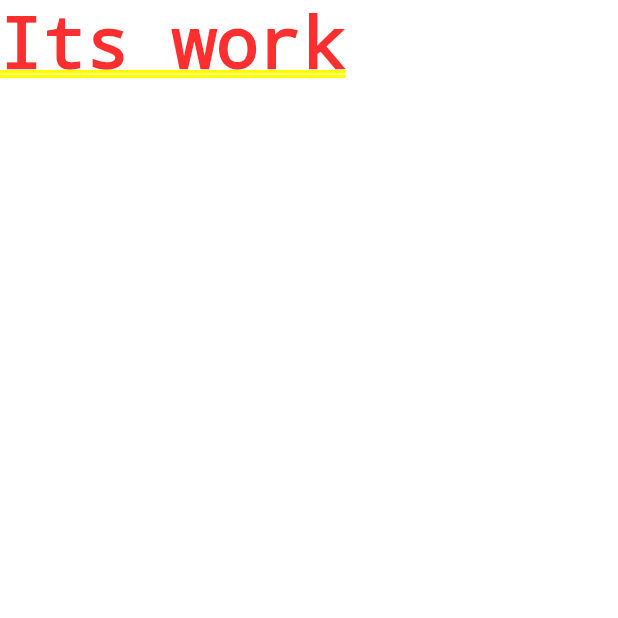
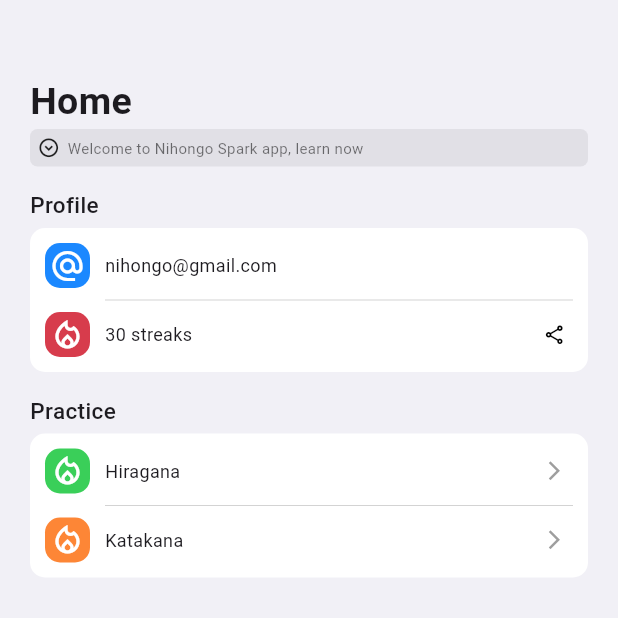
Before and after one commit to hoaian161/nihongo-spark, a Flutter app: the screen it shows after launch, on a phone screen of 412 x 824 dp, the top half of it. Run offline on Flutter 3.47's test engine with Material 3 defaults, Android fonts, the phone set to English and light mode, and no system bars.

Commit message:
basic home interface

```diff
--- /dev/null
+++ b/lib/constants/color.dart
@@ -0,0 +1,10 @@
+import 'dart:ui';
+import 'package:flutter/cupertino.dart';
+
+final Color RGBO_BACKGROUND_COLOR = Color.fromRGBO(241, 240, 246, 1);
+final Color RGBO_PURPLE_COLOR = Color.fromRGBO(138, 99, 208, 1);
+final Color RGBO_RED_COLOR = Color.fromRGBO(215, 60, 76, 1);
+final Color RGBO_GREEN_COLOR = Color.fromRGBO(58, 207, 89, 1);
+final Color RGBO_BLUE_COLOR = Color.fromRGBO(27, 136, 255, 1);
+final Color RGBO_ORANGE_COLOR = Color.fromRGBO(253, 134, 54, 1);
+final Color RGBO_GREY_COLOR = Color.fromRGBO(225, 224, 230, 1);
--- /dev/null
+++ b/lib/constants/init.dart
@@ -0,0 +1,40 @@
+import 'dart:ui';
+import 'package:flutter/cupertino.dart';
+
+class NormalText extends StatelessWidget {
+    late String text;
+
+    NormalText(String text) {
+        this.text = text;
+    }
+
+    @override
+    Widget build(BuildContext context) {
+        return Text(
+            text,
+            style: TextStyle(
+                fontSize: 12,
+                fontWeight: FontWeight.w400
+            )
+        );
+    }
+}
+
+class CardTitle extends StatelessWidget {
+    late String text;
+
+    CardTitle(String text) {
+        this.text = text;
+    }
+
+    @override
+    Widget build(BuildContext context) {
+        return Text(
+            text,
+            style: TextStyle(
+                fontSize: 15,
+                fontWeight: FontWeight.w500
+            ),
+        );
+    }
+}
--- a/lib/main.dart
+++ b/lib/main.dart
@@ -1,4 +1,7 @@
 import 'package:flutter/material.dart';
+import 'package:nihongo_spark/screens/home/home.dart';
+
+import 'constants/init.dart';
 
 void main() {
     runApp(const MyApp());
@@ -15,9 +18,8 @@ class MyApp extends StatelessWidget {
                 colorScheme: ColorScheme.fromSeed(seedColor: Colors.deepPurple),
                 useMaterial3: true,
             ),
-            home: SafeArea(
-                child: const Text('Its work'),
-            ),
+            home: Home(),
+            debugShowCheckedModeBanner: false,
         );
     }
 }
--- /dev/null
+++ b/lib/screens/home/home.dart
@@ -0,0 +1,74 @@
+import 'package:flutter/cupertino.dart';
+import 'package:flutter/material.dart';
+
+import 'package:nihongo_spark/screens/home/widgets/practice.dart';
+import 'package:nihongo_spark/screens/home/widgets/profile.dart';
+import '../../constants/init.dart';
+import '../../constants/color.dart';
+
+class Home extends StatefulWidget {
+    Home();
+
+    @override
+    State<StatefulWidget> createState() => _HomeState();
+}
+
+class _HomeState extends State<Home> {
+    @override
+    Widget build(BuildContext context) {
+        return Scaffold(
+            backgroundColor: RGBO_BACKGROUND_COLOR,
+            body: SafeArea(
+                child: SingleChildScrollView(
+                    child: Container(
+                        padding: EdgeInsets.only(left: 20, right: 20, top: 50),
+                        child: Column(
+                            crossAxisAlignment: CrossAxisAlignment.start,
+                            children: [
+                                Text(
+                                    'Home',
+                                    style: TextStyle(
+                                        fontSize: 25,
+                                        fontWeight: FontWeight.w700,
+                                    )
+                                ),
+                                Container(
+                                    width: double.infinity,
+                                    padding: EdgeInsets.all(5),
+                                    decoration: BoxDecoration(
+                                        color: RGBO_GREY_COLOR,
+                                        borderRadius: BorderRadius.circular(5)
+                                    ),
+                                    child: Row(
+                                        children: [
+                                            Icon(
+                                                Icons.expand_circle_down_outlined,
+                                                size: 15
+                                            ),
+                                            SizedBox(width: 5),
+                                            Text(
+                                                'Welcome to Nihongo Spark app, learn now',
+                                                style: TextStyle(
+                                                    fontSize: 10,
+                                                    color: Colors.black54
+                                                ),
+                                            )
+                                        ],
+                                    ),
+                                ),
+                                SizedBox(height: 15),
+                                CardTitle('Profile'),
+                                SizedBox(height: 5),
+                                ProfileContainer(),
+                                SizedBox(height: 15),
+                                CardTitle('Practice'),
+                                SizedBox(height: 5),
+                                PracticeContainer(),
+                            ],
+                        ),
+                    )
+                )
+            )
+        );
+    }
+}
--- /dev/null
+++ b/lib/screens/home/widgets/practice.dart
@@ -0,0 +1,84 @@
+import 'package:flutter/cupertino.dart';
+import 'package:flutter/material.dart';
+import '../../../constants/init.dart';
+import '../../../constants/color.dart';
+
+class PracticeContainer extends StatefulWidget {
+    @override
+    State<StatefulWidget> createState() => _PracticeContainer();
+}
+
+class _PracticeContainer extends State<PracticeContainer> {
+    @override
+    Widget build(BuildContext context) {
+        return Container(
+            width: double.infinity,
+            padding: EdgeInsets.all(10),
+            decoration: BoxDecoration(
+                color: Colors.white,
+                borderRadius: BorderRadius.circular(10),
+            ),
+            child: Column(
+                children: [
+                    Row(
+                        children: [
+                            Container(
+                                decoration: BoxDecoration(
+                                    color: RGBO_GREEN_COLOR,
+                                    borderRadius: BorderRadius.circular(10),
+                                ),
+                                width: 30,
+                                height: 30,
+                                child: Icon(
+                                    Icons.local_fire_department_outlined,
+                                    color: Colors.white
+                                ),
+                            ),
+                            SizedBox(width: 10),
+                            NormalText('Hiragana'),
+                            Spacer(),
+                            Icon(
+                                Icons.arrow_forward_ios,
+                                color: Colors.grey,
+                                size: 15
+                            ),
+                            SizedBox(width: 5)
+                        ],
+                    ),
+                    // SizedBox(height: 2),
+                    Divider(
+                        color: Colors.grey,
+                        thickness: 0.3,
+                        indent: 40,
+                        endIndent: 0,
+                    ),
+                    Row(
+                        children: [
+                            Container(
+                                decoration: BoxDecoration(
+                                    color: RGBO_ORANGE_COLOR,
+                                    borderRadius: BorderRadius.circular(10),
+                                ),
+                                width: 30,
+                                height: 30,
+                                child: Icon(
+                                    Icons.local_fire_department_outlined,
+                                    color: Colors.white
+                                ),
+                            ),
+                            SizedBox(width: 10),
+                            NormalText('Katakana'),
+                            Spacer(),
+                            Icon(
+                                Icons.arrow_forward_ios,
+                                color: Colors.grey,
+                                size: 15
+                            ),
+                            SizedBox(width: 5)
+                        ],
+                    ),
+                ],
+            ),
+        );
+    }
+}
--- /dev/null
+++ b/lib/screens/home/widgets/profile.dart
@@ -0,0 +1,77 @@
+import 'package:flutter/cupertino.dart';
+import 'package:flutter/material.dart';
+import '../../../constants/init.dart';
+import '../../../constants/color.dart';
+
+class ProfileContainer extends StatefulWidget {
+    @override
+    State<StatefulWidget> createState() => _ProfileContainer();
+}
+
+class _ProfileContainer extends State<ProfileContainer> {
+    @override
+    Widget build(BuildContext context) {
+        return Container(
+            width: double.infinity,
+            padding: EdgeInsets.all(10),
+            decoration: BoxDecoration(
+                color: Colors.white,
+                borderRadius: BorderRadius.circular(10),
+            ),
+            child: Column(
+                children: [
+                    Row(
+                        children: [
+                            Container(
+                                decoration: BoxDecoration(
+                                    color: RGBO_BLUE_COLOR,
+                                    borderRadius: BorderRadius.circular(10),
+                                ),
+                                width: 30,
+                                height: 30,
+                                child: Icon(
+                                    Icons.alternate_email,
+                                    color: Colors.white
+                                ),
+                            ),
+                            SizedBox(width: 10),
+                            NormalText('nihongo@gmail.com')
+                        ],
+                    ),
+                    // SizedBox(height: 2),
+                    Divider(
+                        color: Colors.grey,
+                        thickness: 0.3,
+                        indent: 40,
+                        endIndent: 0,
+                    ),
+                    Row(
+                        children: [
+                            Container(
+                                decoration: BoxDecoration(
+                                    color: RGBO_RED_COLOR,
+                                    borderRadius: BorderRadius.circular(10),
+                                ),
+                                width: 30,
+                                height: 30,
+                                child: Icon(
+                                    Icons.local_fire_department_outlined,
+                                    color: Colors.white
+                                ),
+                            ),
+                            SizedBox(width: 10),
+                            NormalText('30 streaks'),
+                            Spacer(),
+                            Icon(
+                                Icons.share_outlined,
+                                color: Colors.black,
+                                size: 15
+                            ),
+                            SizedBox(width: 5)
+                        ],
+                    ),
+                ],
+            ),
+        );
+    }
+}
```
